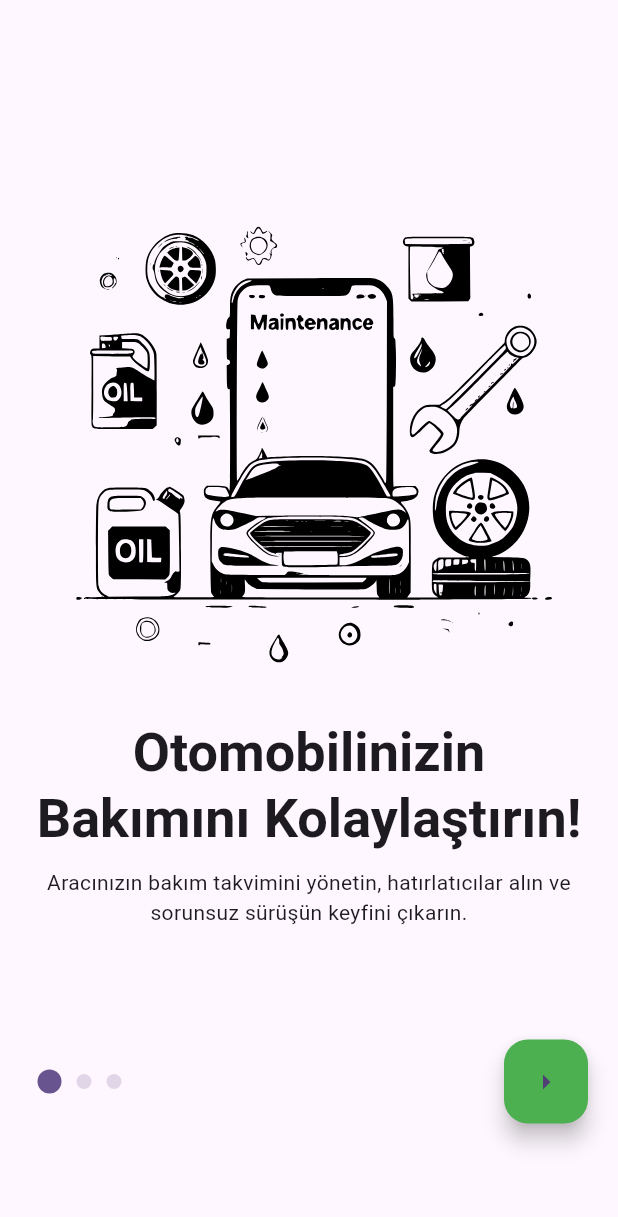
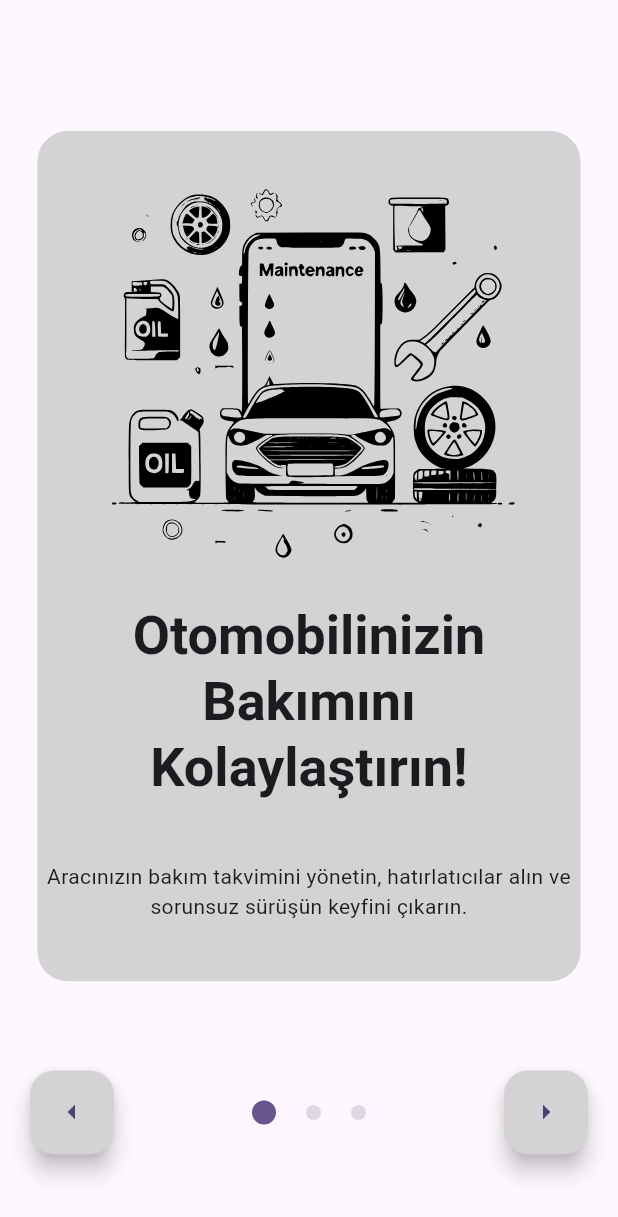
Before and after one commit to yusufulusahin/on_board_screen, a Flutter app: the screen it shows after launch, on a phone screen of 412 x 824 dp. Shown: the top 1217 px of the screen. Run offline on Flutter 3.47's test engine with Material 3 defaults, Android fonts, the light colour scheme and no system bars; drawn by our look-alikes of auto_size_text; our stand-ins replace flutter_mobx, flutter_svg, mobx; generated files the repository leaves out were written again.

Commit message:
Yönlendiriciyi merkeze aldım/görsel ve desc'i Kart gibi sarmaladım

```diff
--- /dev/null
+++ b/lib/core/base/view/_product/_avatar/on_board_circle.dart
@@ -0,0 +1,19 @@
+import 'package:flutter/material.dart';
+
+class OnBoardCircle extends StatelessWidget {
+  final bool isSelected;
+  const OnBoardCircle({super.key, required this.isSelected});
+
+  @override
+  Widget build(BuildContext context) {
+    return Padding(
+      padding: EdgeInsets.all(5),
+      child: CircleAvatar(
+        radius: isSelected ? 8 : 5,
+        backgroundColor: Theme.of(
+          context,
+        ).primaryColor.withOpacity(isSelected ? 1 : 0.2),
+      ),
+    );
+  }
+}
--- a/lib/view/_autthanticate/onboard/view/onboard_view.dart
+++ b/lib/view/_autthanticate/onboard/view/onboard_view.dart
@@ -2,6 +2,7 @@ import 'package:auto_size_text/auto_size_text.dart';
 import 'package:flutter/material.dart';
 import 'package:flutter_mobx/flutter_mobx.dart';
 import 'package:flutter_svg/svg.dart';
+import 'package:on_board_screen/core/base/view/_product/_avatar/on_board_circle.dart';
 import 'package:on_board_screen/core/base/view/base_view.dart';
 import 'package:on_board_screen/view/_autthanticate/onboard/model/on_board_model.dart';
 import 'package:on_board_screen/view/_autthanticate/onboard/viewmodel/onboard_viewmodel.dart';
@@ -30,7 +31,7 @@ class _OnboardViewState extends State<OnboardView> {
               child: Column(
                 children: [
                   Spacer(flex: 1),
-                  Expanded(flex: 5, child: BuildPageView(viewModel)),
+                  Expanded(flex: 7, child: BuildPageView(viewModel)),
                   Expanded(flex: 2, child: BuildRowFooter(viewModel)),
                 ],
               ),
@@ -44,42 +45,57 @@ class _OnboardViewState extends State<OnboardView> {
       onPageChanged: (value) => viewModel.changeCurrentIndex(value),
       controller: _pageController,
       itemCount: viewModel.onboardItems.length,
-      itemBuilder:
-          (context, index) =>
-              BuildColumnBody(context, viewModel.onboardItems[index]),
+      itemBuilder: (context, index) => BodyColumCard(context, viewModel, index),
+    );
+  }
+
+  Padding BodyColumCard(
+    BuildContext context,
+    OnboardViewModel viewModel,
+    int index,
+  ) {
+    return Padding(
+      padding: const EdgeInsets.all(5.0),
+      child: Container(
+        decoration: BoxDecoration(
+          color: const Color.fromARGB(255, 211, 211, 211),
+          borderRadius: BorderRadius.all(Radius.circular(20)),
+        ),
+        child: BuildColumnBody(context, viewModel.onboardItems[index]),
+      ),
     );
   }
 
   Row BuildRowFooter(OnboardViewModel viewModel) {
     return Row(
-      mainAxisAlignment: MainAxisAlignment.spaceBetween,
+      mainAxisAlignment: MainAxisAlignment.center,
       children: [
-        Expanded(
-          flex: 2,
-          child: ListView.builder(
-            itemCount: 3,
-            scrollDirection: Axis.horizontal,
-            itemBuilder: (context, index) {
+        Visibility(
+          child: FloatingActionButton(
+            backgroundColor: const Color.fromARGB(255, 211, 211, 211),
+            child: Icon(Icons.arrow_left),
+            onPressed: () {},
+          ),
+        ),
+        Spacer(), // Sol tarafta boşluk bırak
+        Row(
+          mainAxisSize: MainAxisSize.min, // Sadece içeriğe göre genişlik ayarla
+          children: List.generate(3, (index) {
             return Padding(
-                padding: EdgeInsets.all(5),
+              padding: EdgeInsets.symmetric(horizontal: 5),
               child: Observer(
                 builder: (_) {
-                    return CircleAvatar(
-                      radius: viewModel.currentindex == index ? 8 : 5,
-                      backgroundColor: Theme.of(
-                        context,
-                      ).primaryColor.withOpacity(
-                        viewModel.currentindex == index ? 1 : 0.2,
-                      ),
+                  return OnBoardCircle(
+                    isSelected: viewModel.currentindex == index,
                   );
                 },
               ),
             );
-            },
+          }),
         ),
-        ),
+        Spacer(), // Sağ tarafta boşluk bırak
         FloatingActionButton(
-          backgroundColor: Colors.green,
+          backgroundColor: const Color.fromARGB(255, 211, 211, 211),
           child: Icon(Icons.arrow_right),
           onPressed: () {},
         ),
@@ -107,7 +123,7 @@ class _OnboardViewState extends State<OnboardView> {
 
   Padding AutoSizeTextDescription(OnBoardModel model) {
     return Padding(
-      padding: const EdgeInsets.only(top: 10.0),
+      padding: const EdgeInsets.symmetric(vertical: 40.0),
       child: AutoSizeText(textAlign: TextAlign.center, model.description),
     );
   }
--- a/lib/view/_autthanticate/onboard/viewmodel/onboard_viewmodel.dart
+++ b/lib/view/_autthanticate/onboard/viewmodel/onboard_viewmodel.dart
@@ -1,7 +1,7 @@
 import 'package:flutter/material.dart';
 import 'package:mobx/mobx.dart';
 import 'package:on_board_screen/core/base/model/base_view_model.dart';
-import 'package:on_board_screen/core/constant/Svg/svg_path.dart';
+import 'package:on_board_screen/core/base/view/_product/_constant/Svg/svg_path.dart';
 import 'package:on_board_screen/view/_autthanticate/onboard/model/on_board_model.dart';
 part 'onboard_viewmodel.g.dart';
 
```
Also changed, not shown: lib/core/base/view/_product/_constant/Svg/svg_path.dart (renamed from lib/core/constant/Svg/svg_path.dart). Lines whose indentation alone changed are shown as unchanged.
